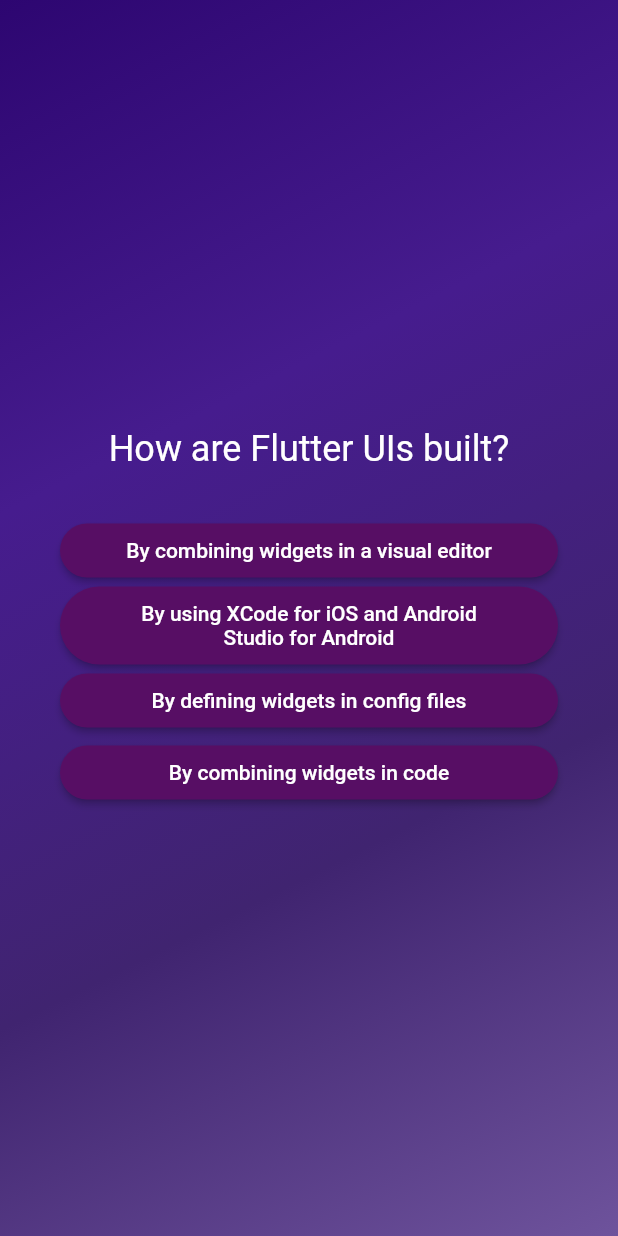
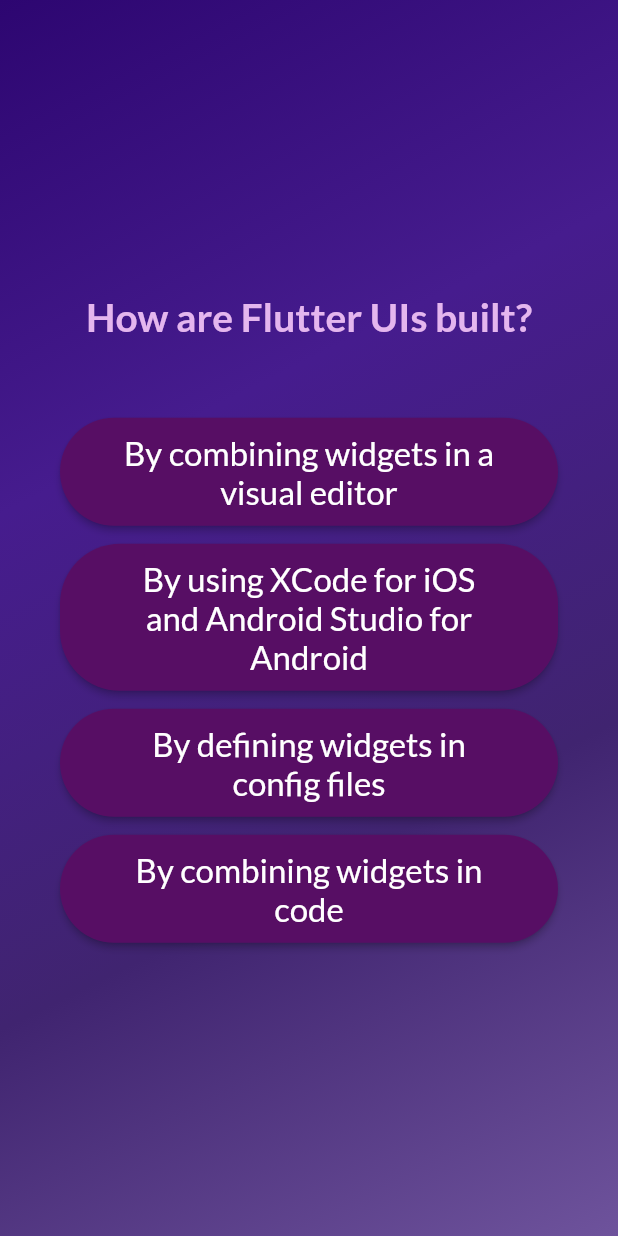
Before and after one commit to MarkoCelovsky/Flutter-quiz-app, a Flutter app: the screen it shows after launch, after a tap on "Start Quiz", after a tap on "Components", on a phone screen of 412 x 824 dp. Run offline on Flutter 3.47's test engine with Material 2 defaults, Android fonts, the phone set to English and light mode, and no system bars; our stand-ins replace google_fonts.

Commit message:
finished projcet snapshot

```diff
--- a/lib/answer_button.dart
+++ b/lib/answer_button.dart
@@ -1,4 +1,5 @@
 import 'package:flutter/material.dart';
+import 'package:google_fonts/google_fonts.dart';
 
 class AnswerButton extends StatelessWidget {
   const AnswerButton({required this.text, required this.onTap, super.key});
@@ -8,7 +9,9 @@ class AnswerButton extends StatelessWidget {
 
   @override
   Widget build(context) {
-    return ElevatedButton(
+    return Padding(
+      padding: const EdgeInsets.only(top: 12),
+      child: ElevatedButton(
         onPressed: onTap,
         style: ElevatedButton.styleFrom(
           backgroundColor: const Color.fromARGB(255, 87, 14, 100),
@@ -21,6 +24,8 @@ class AnswerButton extends StatelessWidget {
         child: Text(
           text,
           textAlign: TextAlign.center,
+          style: GoogleFonts.lato(fontSize: 22),
+        ),
       ),
     );
   }
--- a/lib/home_screen.dart
+++ b/lib/home_screen.dart
@@ -1,4 +1,5 @@
 import 'package:flutter/material.dart';
+import 'package:google_fonts/google_fonts.dart';
 
 class HomeScreen extends StatelessWidget {
   const HomeScreen(this.startQuiz, {super.key});
@@ -19,9 +20,9 @@ class HomeScreen extends StatelessWidget {
           const SizedBox(
             height: 30,
           ),
-          const Text(
-            'Learn Flutter my g',
-            style: TextStyle(
+          Text(
+            'Learn Flutter with me',
+            style: GoogleFonts.lato(
                 color: Colors.white, fontWeight: FontWeight.w600, fontSize: 24),
           ),
           const SizedBox(
--- a/lib/questions_screen.dart
+++ b/lib/questions_screen.dart
@@ -1,9 +1,13 @@
 import 'package:flutter/material.dart';
 import 'package:quiz_app/answer_button.dart';
+import 'package:google_fonts/google_fonts.dart';
 import 'package:quiz_app/data/questions.dart';
 
 class QuestionScreen extends StatefulWidget {
-  const QuestionScreen({super.key});
+  const QuestionScreen(this.onSelectAnswer, {super.key});
+
+  final void Function(String answer) onSelectAnswer;
+
   @override
   State<QuestionScreen> createState() {
     return _QuestionsState();
@@ -13,7 +17,8 @@ class QuestionScreen extends StatefulWidget {
 class _QuestionsState extends State<QuestionScreen> {
   int currentQuestionIndex = 0;
 
-  void answerQuestion() {
+  void answerQuestion(String selectedAnswer) {
+    widget.onSelectAnswer(selectedAnswer);
     setState(() {
       currentQuestionIndex++;
     });
@@ -32,14 +37,21 @@ class _QuestionsState extends State<QuestionScreen> {
           children: [
             Text(
               currentQuestion.text.toString(),
-              style: const TextStyle(color: Colors.white, fontSize: 24),
+              style: GoogleFonts.lato(
+                  fontSize: 26,
+                  color: const Color.fromARGB(255, 228, 182, 238),
+                  fontWeight: FontWeight.bold),
               textAlign: TextAlign.center,
             ),
             const SizedBox(
-              height: 30,
+              height: 40,
             ),
             ...currentQuestion.getShuffledAnswers().map((answer) {
-              return AnswerButton(onTap: answerQuestion, text: answer);
+              return AnswerButton(
+                  onTap: () {
+                    answerQuestion(answer);
+                  },
+                  text: answer);
             }),
           ],
         ),
--- a/lib/quiz.dart
+++ b/lib/quiz.dart
@@ -1,6 +1,8 @@
 import 'package:flutter/material.dart';
+import 'package:quiz_app/data/questions.dart';
 import 'package:quiz_app/home_screen.dart';
 import 'package:quiz_app/questions_screen.dart';
+import 'package:quiz_app/results_screen.dart';
 
 class Quiz extends StatefulWidget {
   const Quiz({super.key});
@@ -11,11 +13,29 @@ class Quiz extends StatefulWidget {
 }
 
 class _QuizState extends State<Quiz> {
+  List<String> selectedAnswers = [];
   var activeScreen = 'home-screen';
 
   void switchScreen() {
     setState(() {
       activeScreen = 'questions-screen';
+    });
+  }
+
+  void chooseAnswer(String answer) {
+    selectedAnswers.add(answer);
+
+    if (selectedAnswers.length == questions.length) {
+      setState(() {
+        activeScreen = 'results-screen';
+      });
+    }
+  }
+
+  void restartQuiz() {
+    setState(() {
+      activeScreen = 'home-screen';
+      selectedAnswers = [];
     });
   }
 
@@ -34,7 +54,10 @@ class _QuizState extends State<Quiz> {
           ),
           child: activeScreen == 'home-screen'
               ? HomeScreen(switchScreen)
-              : const QuestionScreen(),
+              : activeScreen == 'results-screen'
+                  ? ResultsScreen(
+                      chosenAnswers: selectedAnswers, onRestart: restartQuiz)
+                  : QuestionScreen(chooseAnswer),
         ),
       ),
     );
```
Also changed, not shown: lib/questions_summary/question_identifier.dart (added, +33 -0 lines), lib/questions_summary/questions_summary.dart (added, +24 -0 lines), lib/questions_summary/summary_item.dart (added, +58 -0 lines), lib/results_screen.dart (added, +77 -0 lines). Lines whose indentation alone changed are shown as unchanged.
